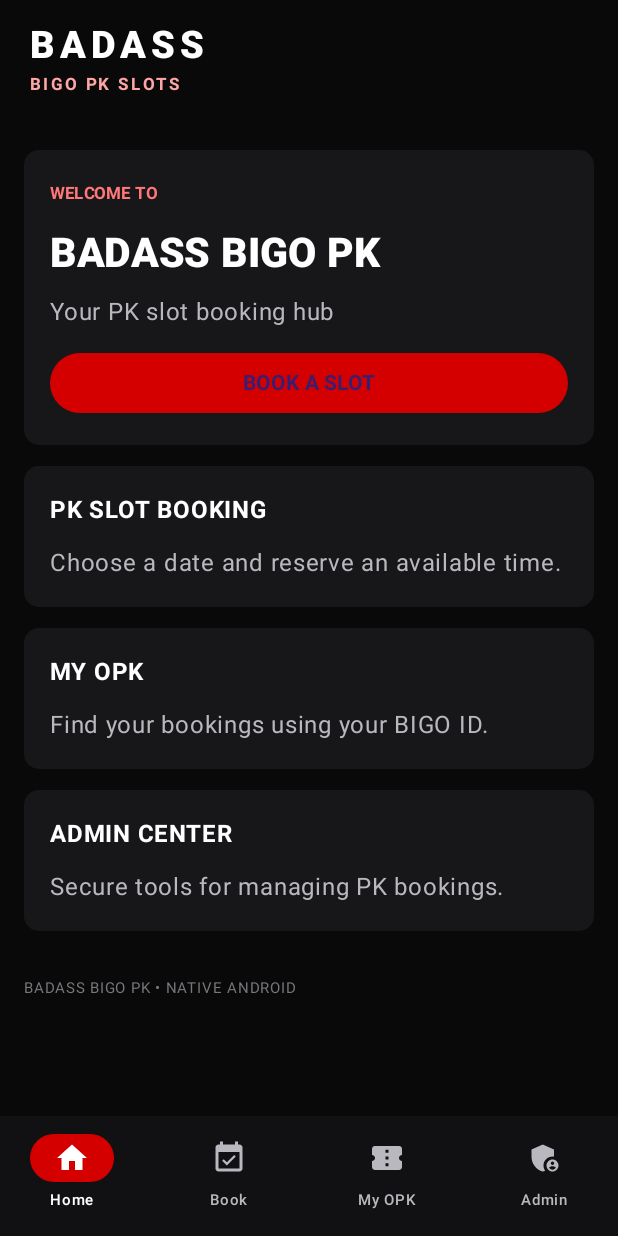
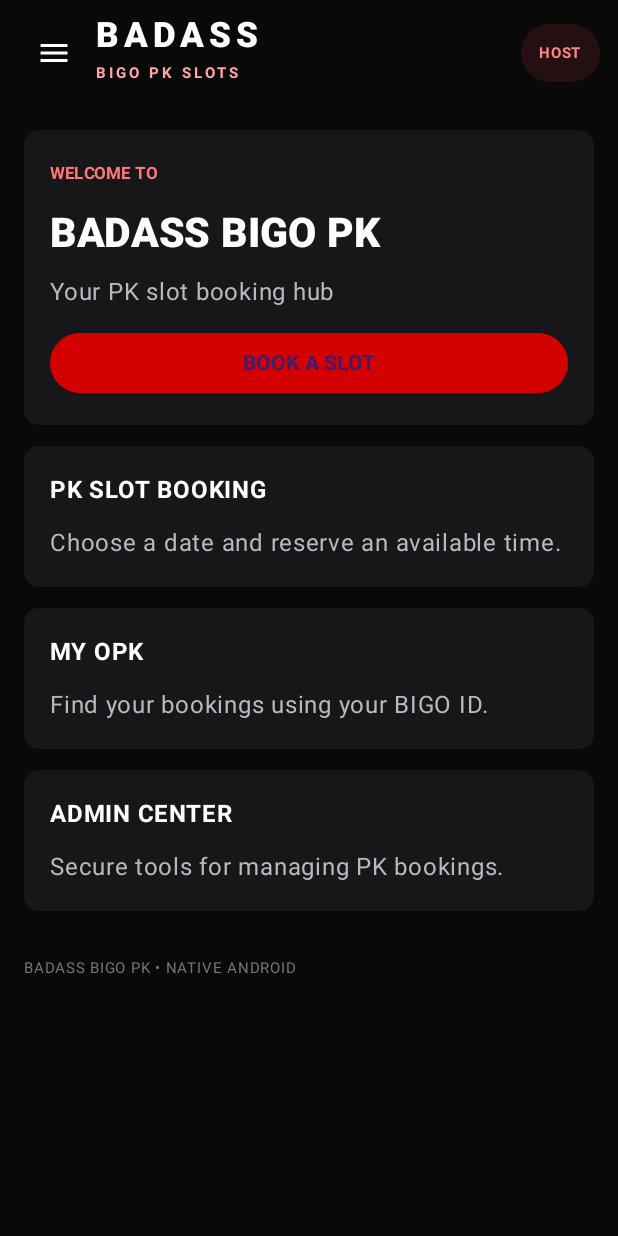
Before and after one commit to bigo-pk-booking/Badass, an Android app built with Jetpack Compose: the screen it shows after launch (MainActivity), on a phone screen of 412 x 824 dp. Run offline under Robolectric (Android 15) with nearby library versions, the phone set to English and light mode, and no system bars.

Commit message:
Add Host-style slide-out navigation trial

```diff
--- a/app/src/main/java/com/badass/bigopk/MainActivity.kt
+++ b/app/src/main/java/com/badass/bigopk/MainActivity.kt
@@ -62,24 +62,90 @@ private fun apiRequest(path: String, method: String = "GET", body: String? = nul
 @Composable
 private fun BadassNativeApp() {
     var page by remember { mutableStateOf(AppPage.HOME) }
+    var drawerOpen by remember { mutableStateOf(false) }
+    val drawerState = rememberDrawerState(initialValue = DrawerValue.Closed)
+    val scope = rememberCoroutineScope()
+
     MaterialTheme(colorScheme = darkColorScheme(primary = Red, background = Black, surface = DarkCard, onBackground = Color.White, onSurface = Color.White)) {
-        Scaffold(containerColor = Black, topBar = {
-            Column(Modifier.fillMaxWidth().background(Black).padding(horizontal = 20.dp, vertical = 15.dp)) {
-                Text("BADASS", color = Color.White, fontSize = 25.sp, fontWeight = FontWeight.Black, letterSpacing = 4.sp)
-                Text("BIGO PK SLOTS", color = Color(0xFFFFA5A5), fontSize = 11.sp, fontWeight = FontWeight.Bold, letterSpacing = 2.sp)
-            }
-        }, bottomBar = {
-            NavigationBar(containerColor = Color(0xFF111113), contentColor = Color.White) {
-                AppPage.values().forEach { p ->
-                    val icon = when (p) { AppPage.HOME -> Icons.Default.Home; AppPage.BOOK -> Icons.Default.EventAvailable; AppPage.MY_OPK -> Icons.Default.ConfirmationNumber; AppPage.ADMIN -> Icons.Default.AdminPanelSettings }
-                    NavigationBarItem(selected = page == p, onClick = { page = p }, icon = { Icon(icon, p.label) }, label = { Text(p.label, fontSize = 10.sp) },
-                        colors = NavigationBarItemDefaults.colors(selectedIconColor = Color.White, selectedTextColor = Color.White, indicatorColor = Red, unselectedIconColor = Muted, unselectedTextColor = Muted))
+        ModalNavigationDrawer(
+            drawerState = drawerState,
+            gesturesEnabled = true,
+            drawerContent = {
+                ModalDrawerSheet(
+                    drawerContainerColor = Color(0xFF101012),
+                    drawerContentColor = Color.White,
+                    drawerShape = RoundedCornerShape(topEnd = 18.dp, bottomEnd = 18.dp)
+                ) {
+                    Column(
+                        Modifier.fillMaxHeight().width(292.dp).background(Color(0xFF101012))
+                            .padding(horizontal = 16.dp, vertical = 22.dp),
+                        verticalArrangement = Arrangement.spacedBy(8.dp)
+                    ) {
+                        Text("BADASS", color = Color.White, fontSize = 25.sp, fontWeight = FontWeight.Black, letterSpacing = 4.sp)
+                        Text("HOST PANEL", color = Color(0xFFFF7777), fontSize = 11.sp, fontWeight = FontWeight.Bold, letterSpacing = 2.sp)
+                        Spacer(Modifier.height(18.dp))
+                        Text("MAIN MENU", color = Muted, fontSize = 10.sp, fontWeight = FontWeight.Bold, letterSpacing = 1.5.sp, modifier = Modifier.padding(start = 12.dp, bottom = 4.dp))
+                        AppPage.values().forEach { p ->
+                            val icon = when (p) {
+                                AppPage.HOME -> Icons.Default.Home
+                                AppPage.BOOK -> Icons.Default.EventAvailable
+                                AppPage.MY_OPK -> Icons.Default.ConfirmationNumber
+                                AppPage.ADMIN -> Icons.Default.AdminPanelSettings
+                            }
+                            NavigationDrawerItem(
+                                label = { Text(if (p == AppPage.BOOK) "Set OPK" else p.label, fontWeight = if (page == p) FontWeight.Bold else FontWeight.Medium) },
+                                selected = page == p,
+                                onClick = {
+                                    page = p
+                                    scope.launch { drawerState.close() }
+                                },
+                                icon = { Icon(icon, contentDescription = null) },
+                                colors = NavigationDrawerItemDefaults.colors(
+                                    selectedContainerColor = Red,
+                                    selectedTextColor = Color.White,
+                                    selectedIconColor = Color.White,
+                                    unselectedContainerColor = Color.Transparent,
+                                    unselectedTextColor = Muted,
+                                    unselectedIconColor = Muted
+                                )
+                            )
+                        }
+                        Spacer(Modifier.weight(1f))
+                        Divider(color = Color(0xFF303034))
+                        Text("BIGO PK SLOTS", color = Color(0xFFFFA5A5), fontSize = 11.sp, fontWeight = FontWeight.Bold, letterSpacing = 1.5.sp, modifier = Modifier.padding(12.dp))
+                    }
                 }
             }
-        }) { pad ->
-            Column(Modifier.fillMaxSize().padding(pad).verticalScroll(rememberScrollState()).padding(16.dp), verticalArrangement = Arrangement.spacedBy(14.dp)) {
-                when (page) { AppPage.HOME -> HomeScreen { page = AppPage.BOOK }; AppPage.BOOK -> BookingScreen(); AppPage.MY_OPK -> MyOpkScreen(); AppPage.ADMIN -> AdminScreen() }
-                Text("BADASS BIGO PK • NATIVE ANDROID", color = Color(0xFF77777D), fontSize = 10.sp, modifier = Modifier.fillMaxWidth().padding(vertical = 12.dp))
+        ) {
+            Scaffold(
+                containerColor = Black,
+                topBar = {
+                    Row(
+                        Modifier.fillMaxWidth().background(Black).padding(horizontal = 12.dp, vertical = 10.dp),
+                        verticalAlignment = Alignment.CenterVertically
+                    ) {
+                        IconButton(onClick = { scope.launch { drawerState.open() } }) {
+                            Icon(Icons.Default.Menu, contentDescription = "Open navigation menu", tint = Color.White)
+                        }
+                        Column(Modifier.weight(1f).padding(start = 4.dp)) {
+                            Text("BADASS", color = Color.White, fontSize = 23.sp, fontWeight = FontWeight.Black, letterSpacing = 4.sp)
+                            Text("BIGO PK SLOTS", color = Color(0xFFFFA5A5), fontSize = 10.sp, fontWeight = FontWeight.Bold, letterSpacing = 2.sp)
+                        }
+                        Surface(color = Color(0xFF241012), shape = RoundedCornerShape(20.dp)) {
+                            Text("HOST", color = Color(0xFFFF8585), fontSize = 10.sp, fontWeight = FontWeight.Bold, modifier = Modifier.padding(horizontal = 12.dp, vertical = 7.dp))
+                        }
+                    }
+                }
+            ) { pad ->
+                Column(Modifier.fillMaxSize().padding(pad).verticalScroll(rememberScrollState()).padding(16.dp), verticalArrangement = Arrangement.spacedBy(14.dp)) {
+                    when (page) {
+                        AppPage.HOME -> HomeScreen { page = AppPage.BOOK }
+                        AppPage.BOOK -> BookingScreen()
+                        AppPage.MY_OPK -> MyOpkScreen()
+                        AppPage.ADMIN -> AdminScreen()
+                    }
+                    Text("BADASS BIGO PK • NATIVE ANDROID", color = Color(0xFF77777D), fontSize = 10.sp, modifier = Modifier.fillMaxWidth().padding(vertical = 12.dp))
+                }
             }
         }
     }
```
